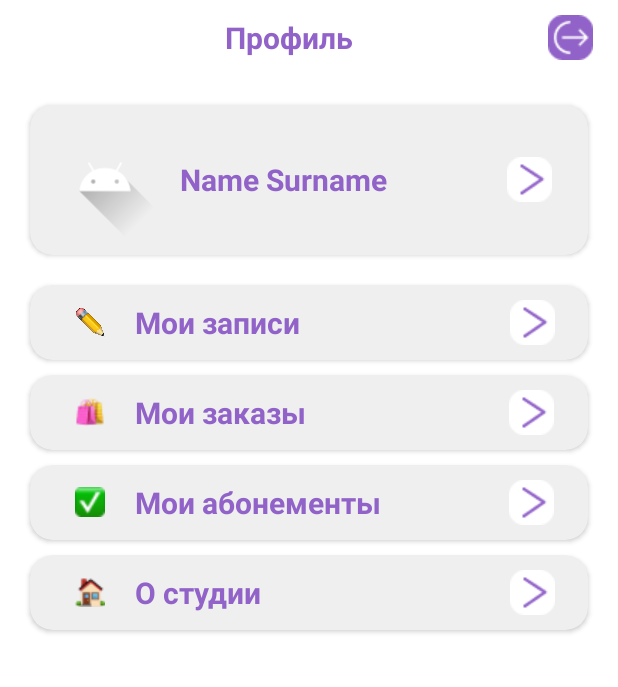
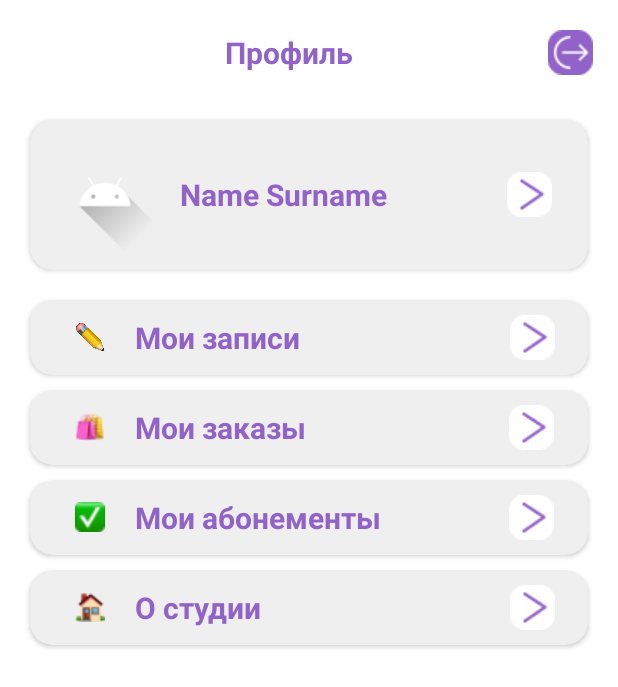
Before and after one commit to tumanovaalisa/AStidio, an Android app: the layout personal_fragment.xml on its own in the app's theme, with its tools: preview values and no code run, on a phone screen of 412 x 824 dp. Shown: the top 687 px of the screen. Run offline under Robolectric (Android 15) with nearby library versions, the phone set to English and light mode, and no system bars.

Commit message:
Отредактирован отступ заголовка на разметке Профиля.

```diff
--- a/app/src/main/res/layout/personal_fragment.xml
+++ b/app/src/main/res/layout/personal_fragment.xml
@@ -10,7 +10,8 @@
     <LinearLayout
         android:layout_width="match_parent"
         android:layout_height="50dp"
-        android:orientation="horizontal">
+        android:orientation="horizontal"
+        android:layout_marginTop="10dp">
         <TextView
             android:layout_width="wrap_content"
             android:layout_height="wrap_content"
```
